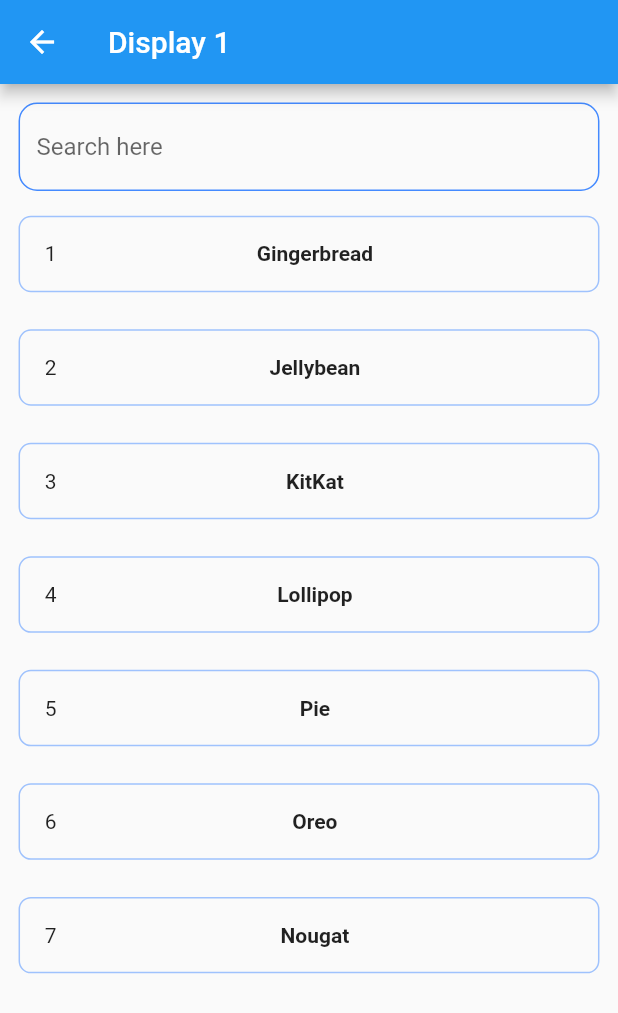
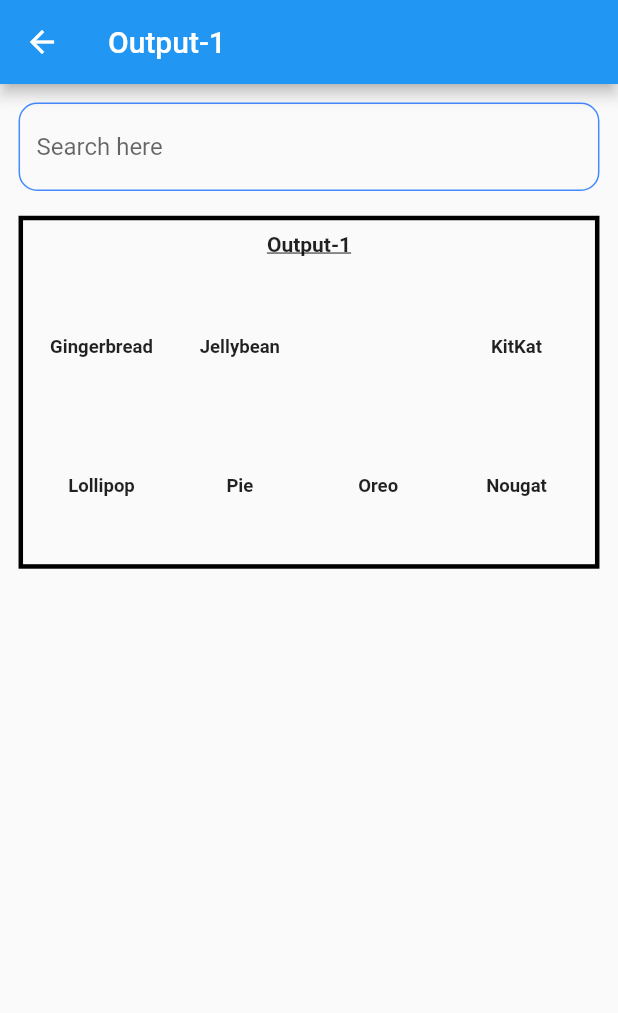
Before and after one commit to RobenBaskey/codeware_task, a Flutter app: the screen it shows after launch, after a tap on "Display 1", on a phone screen of 412 x 824 dp. Shown: the top 1013 px of the screen. Run offline on Flutter 3.47's test engine with Material 2 defaults, Android fonts, the phone set to English and light mode, and no system bars.

Commit message:
update display system

```diff
--- a/lib/display_page.dart
+++ b/lib/display_page.dart
@@ -1,5 +1,4 @@
 import 'dart:convert';
-
 import 'package:flutter/material.dart';
 
 import 'version_model.dart';
@@ -26,7 +25,7 @@
   @override
   void initState() {
     super.initState();
-    getData(widget.title == "Display 1" ? input1 : input2);
+    getData(widget.title == "Output-1" ? input1 : input2);
   }
 
   getData(String inputData) async {
@@ -44,6 +43,12 @@
           demoList.add(AndroidVerison(id: value['id'], title: value['title']));
         });
       }
+    }
+    if (widget.title == "Output-1") {
+      demoList.insert(2, AndroidVerison());
+    } else {
+      demoList.insert(2, AndroidVerison());
+      demoList.insert(5, AndroidVerison());
     }
     dataList = demoList;
     isLoading = false;
@@ -101,32 +106,43 @@
                   height: size.height * 0.02,
                 ),
                 Expanded(
-                    child: ListView.builder(
-                        itemCount: dataList.length,
-                        itemBuilder: (context, index) {
-                          var result = dataList[index];
-                          return Container(
-                            margin: EdgeInsets.only(bottom: size.height * 0.03),
-                            padding: EdgeInsets.all(size.width * 0.04),
-                            decoration: BoxDecoration(
-                                borderRadius:
-                                    BorderRadius.circular(size.width * 0.02),
-                                border: Border.all(
-                                    color: Colors.blueAccent.withOpacity(0.5))),
-                            child: Row(children: <Widget>[
-                              Text(
-                                result.id.toString(),
-                              ),
-                              Expanded(
-                                  child: Center(
-                                      child: Text(
-                                result.title.toString(),
-                                style: const TextStyle(
-                                    fontWeight: FontWeight.w600),
-                              )))
-                            ]),
-                          );
-                        }))
+                    child: SingleChildScrollView(
+                  child: Container(
+                    padding: EdgeInsets.all(size.width * 0.02),
+                    decoration: BoxDecoration(
+                        border: Border.all(color: Colors.black, width: 3)),
+                    child: Column(children: <Widget>[
+                      Text(
+                        widget.title,
+                        style: const TextStyle(
+                            fontWeight: FontWeight.w700,
+                            decoration: TextDecoration.underline),
+                      ),
+                      SizedBox(
+                        height: size.height * 0.02,
+                      ),
+                      GridView.builder(
+                          shrinkWrap: true,
+                          padding: const EdgeInsets.all(0),
+                          physics: const NeverScrollableScrollPhysics(),
+                          itemCount: dataList.length,
+                          gridDelegate:
+                              SliverGridDelegateWithFixedCrossAxisCount(
+                                  crossAxisSpacing: size.width * 0.01,
+                                  mainAxisSpacing: size.width * 0.01,
+                                  crossAxisCount: 4),
+                          itemBuilder: (context, index) {
+                            return Center(
+                                child: Text(
+                              dataList[index].title ?? "",
+                              style: TextStyle(
+                                  fontWeight: FontWeight.w700,
+                                  fontSize: size.width * 0.03),
+                            ));
+                          })
+                    ]),
+                  ),
+                ))
               ]),
             ),
     );
--- a/lib/task_page.dart
+++ b/lib/task_page.dart
@@ -39,8 +39,11 @@
     var size = MediaQuery.of(context).size;
     return InkWell(
       onTap: () {
-        Navigator.push(context,
-            MaterialPageRoute(builder: (_) => DispalyPage(title: title)));
+        Navigator.push(
+            context,
+            MaterialPageRoute(
+                builder: (_) => DispalyPage(
+                    title: title == "Display 1" ? "Output-1" : "Output-2")));
       },
       child: Container(
         height: size.width * 0.4,
```
